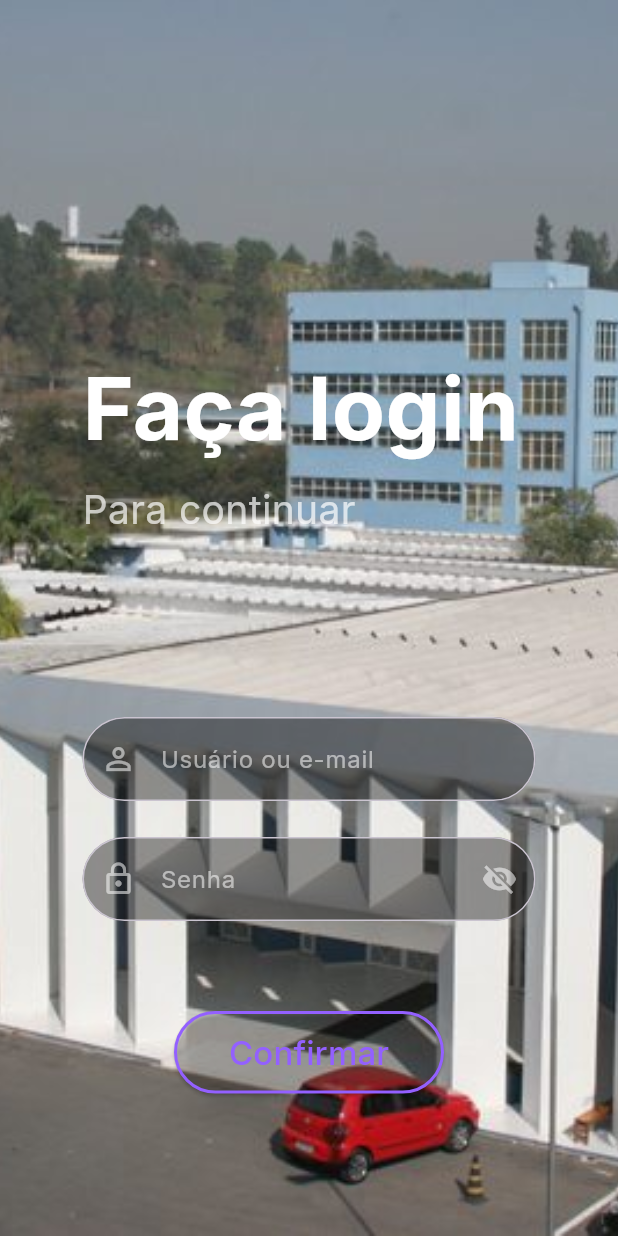
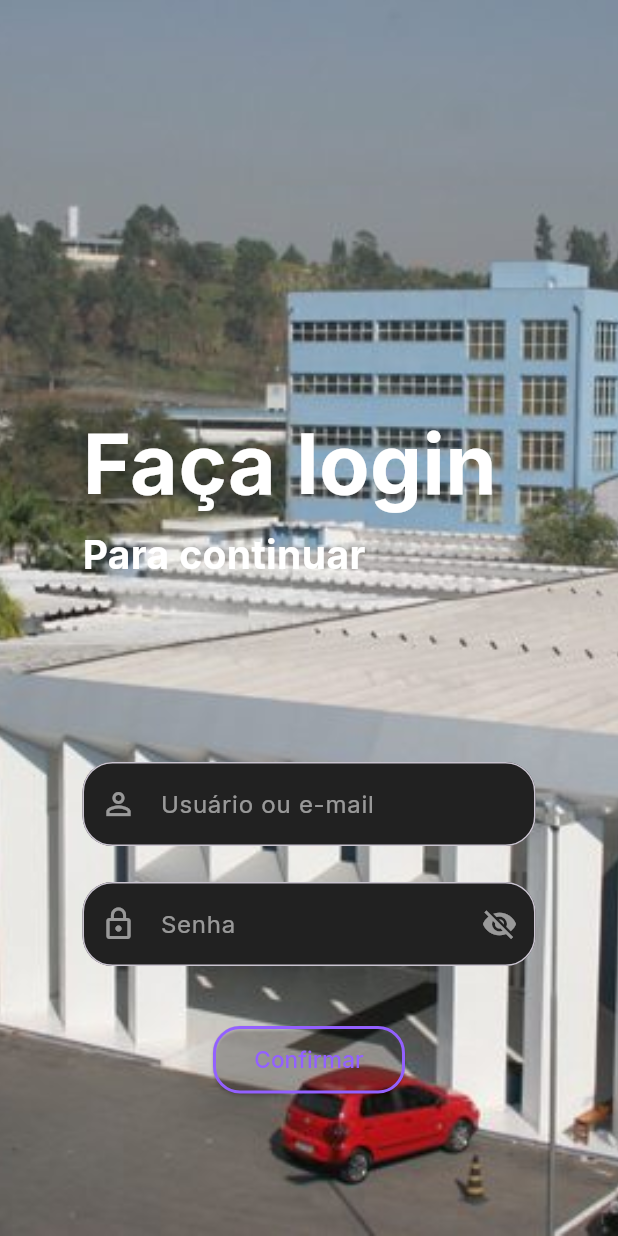
Before and after one commit to manuellaN/gae_app, a Flutter app: the screen it shows after launch, on a phone screen of 412 x 824 dp. Run offline on Flutter 3.47's test engine with Material 3 defaults, Android fonts, the light colour scheme and no system bars; our stand-ins replace google_fonts, image_picker, shared_preferences.

Commit message:
att 10.1

```diff
--- a/lib/pages/login_page.dart
+++ b/lib/pages/login_page.dart
@@ -83,22 +83,22 @@ class _LoginPageState extends State<LoginPage> {
             child: Column(
               crossAxisAlignment: CrossAxisAlignment.start,
               children: [
-                const SizedBox(height: 160),
+                const SizedBox(height: 200),
                 Text(
                   'Faça login',
                   style: GoogleFonts.inter(
-                    fontSize: 58,
+                    fontSize: 55,
                     fontWeight: FontWeight.bold,
                     color: Colors.white,
                   ),
                 ),
-                const SizedBox(height: 8),
+                const SizedBox(height: 2),
                 Text(
                   'Para continuar',
                   style: GoogleFonts.inter(
                     fontSize: 26,
-                    fontWeight: FontWeight.w400,
-                    color: Colors.white70,
+                    fontWeight: FontWeight.bold,
+                    color: Colors.white,
                   ),
                 ),
                 const SizedBox(height: 120),
@@ -116,9 +116,9 @@ class _LoginPageState extends State<LoginPage> {
                       color: Colors.white54,
                     ),
                     filled: true,
-                    fillColor: Colors.black.withOpacity(0.4),
+                    fillColor: Color(0xff212121),
                     border: OutlineInputBorder(
-                      borderRadius: BorderRadius.circular(30),
+                      borderRadius: BorderRadius.circular(20),
                       borderSide: const BorderSide(color: Colors.white24),
                     ),
                   ),
@@ -149,20 +149,20 @@ class _LoginPageState extends State<LoginPage> {
                       },
                     ),
                     filled: true,
-                    fillColor: Colors.black.withOpacity(0.4),
+                    fillColor: Color(0xff212121),
                     border: OutlineInputBorder(
-                      borderRadius: BorderRadius.circular(30),
+                      borderRadius: BorderRadius.circular(20),
                       borderSide: const BorderSide(color: Colors.white24),
                     ),
                   ),
                 ),
-                const SizedBox(height: 60),
+                const SizedBox(height: 40),
 
                 // Botão de login
                 Center(
                   child: SizedBox(
-                    width: 180,
-                    height: 55,
+                    width: 128,
+                    height: 45,
                     child: ElevatedButton(
                       onPressed: _isLoading ? null : _login,
                       style: ElevatedButton.styleFrom(
@@ -173,14 +173,14 @@ class _LoginPageState extends State<LoginPage> {
                           width: 2,
                         ),
                         shape: RoundedRectangleBorder(
-                          borderRadius: BorderRadius.circular(30),
+                          borderRadius: BorderRadius.circular(18),
                         ),
                       ),
                       child: _isLoading
                           ? const CircularProgressIndicator(color: Colors.white)
                           : Text(
                               'Confirmar',
-                              style: GoogleFonts.inter(fontSize: 22),
+                              style: GoogleFonts.inter(fontSize: 15),
                             ),
                     ),
                   ),
```
Also changed, not shown: pubspec.lock.
